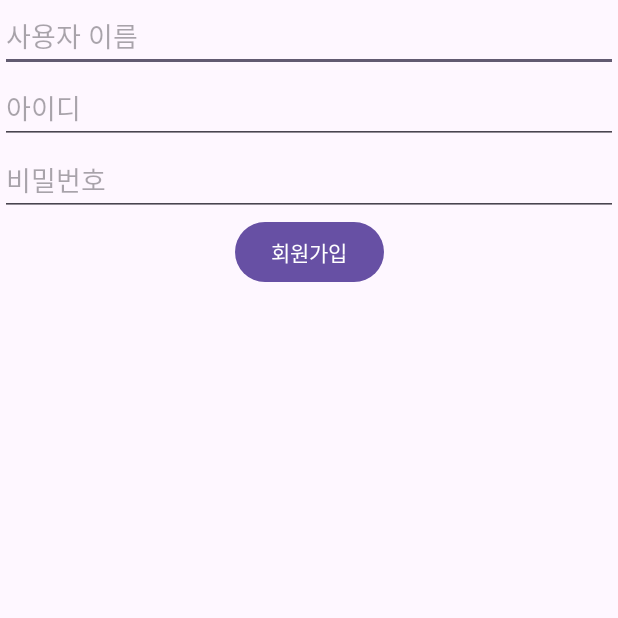
After one commit to 99apollo/capdi2024_ver1, an Android app: the SignUpActivity screen opened directly, with no data from a screen before it, on a phone screen of 412 x 824 dp, the top half of it. The commit adds this screen. Run offline under Robolectric (Android 15) with nearby library versions, the phone set to English and light mode, and no system bars; our stand-ins replace Firebase (no records; nobody signed in at launch, a user with empty details on screens opened directly).

Commit message:
회원가입 윤승이가 함

```diff
--- a/app/src/main/AndroidManifest.xml
+++ b/app/src/main/AndroidManifest.xml
@@ -33,6 +33,10 @@
                 <category android:name="android.intent.category.LAUNCHER" />
             </intent-filter>
         </activity>
+        <activity
+            android:name=".SignUpActivity"
+            android:exported="true">
+        </activity>
     </application>
 
 </manifest>
--- /dev/null
+++ b/app/src/main/java/com/example/capdi2024_ver1/SignUpActivity.java
@@ -0,0 +1,54 @@
+package com.example.capdi2024_ver1;
+
+import androidx.appcompat.app.AppCompatActivity;
+
+import android.os.Bundle;
+import android.view.View;
+import android.widget.Button;
+import android.widget.EditText;
+import android.widget.Toast;
+
+import com.google.firebase.database.DatabaseReference;
+import com.google.firebase.database.FirebaseDatabase;
+
+public class SignUpActivity extends AppCompatActivity {
+    private EditText editTextUsername, editTextEmail, editTextPassword;
+    private Button buttonSignUp;
+    private DatabaseReference databaseReference;
+
+    @Override
+    protected void onCreate(Bundle savedInstanceState) {
+        super.onCreate(savedInstanceState);
+        setContentView(R.layout.activity_signup);
+
+        editTextUsername = findViewById(R.id.editTextUsername);
+        editTextEmail = findViewById(R.id.editTextId);
+        editTextPassword = findViewById(R.id.editTextPassword);
+        buttonSignUp = findViewById(R.id.buttonSignUp);
+
+        // Firebase 데이터베이스 레퍼런스 가져오기
+        databaseReference = FirebaseDatabase.getInstance().getReference("users");
+
+        buttonSignUp.setOnClickListener(new View.OnClickListener() {
+            @Override
+            public void onClick(View v) {
+                signUpUser();
+            }
+        });
+    }
+
+    private void signUpUser() {
+        String username = editTextUsername.getText().toString().trim();
+        String email = editTextEmail.getText().toString().trim();
+        String password = editTextPassword.getText().toString().trim();
+
+        // Firebase 데이터베이스에 사용자 정보 저장
+        String userId = databaseReference.push().getKey();
+        User user = new User(userId, username, email, password);
+
+        databaseReference.child(userId).setValue(user);
+
+        Toast.makeText(this, "회원가입 성공", Toast.LENGTH_SHORT).show();
+        finish();
+    }
+}
--- /dev/null
+++ b/app/src/main/res/layout/activity_signup.xml
@@ -0,0 +1,45 @@
+<?xml version="1.0" encoding="utf-8"?>
+<androidx.constraintlayout.widget.ConstraintLayout xmlns:android="http://schemas.android.com/apk/res/android"
+    xmlns:app="http://schemas.android.com/apk/res-auto"
+    android:layout_width="match_parent"
+    android:layout_height="match_parent">
+
+    <EditText
+        android:id="@+id/editTextUsername"
+        android:layout_width="0dp"
+        android:layout_height="wrap_content"
+        android:hint="사용자 이름"
+        app:layout_constraintEnd_toEndOf="parent"
+        app:layout_constraintStart_toStartOf="parent"
+        app:layout_constraintTop_toTopOf="parent" />
+
+    <EditText
+        android:id="@+id/editTextId"
+        android:layout_width="0dp"
+        android:layout_height="wrap_content"
+        android:hint="아이디"
+        android:inputType="textEmailAddress"
+        app:layout_constraintEnd_toEndOf="parent"
+        app:layout_constraintStart_toStartOf="parent"
+        app:layout_constraintTop_toBottomOf="@id/editTextUsername" />
+
+    <EditText
+        android:id="@+id/editTextPassword"
+        android:layout_width="0dp"
+        android:layout_height="wrap_content"
+        android:hint="비밀번호"
+        android:inputType="textPassword"
+        app:layout_constraintEnd_toEndOf="parent"
+        app:layout_constraintStart_toStartOf="parent"
+        app:layout_constraintTop_toBottomOf="@id/editTextId" />
+
+    <Button
+        android:id="@+id/buttonSignUp"
+        android:layout_width="wrap_content"
+        android:layout_height="wrap_content"
+        android:text="회원가입"
+        app:layout_constraintEnd_toEndOf="parent"
+        app:layout_constraintStart_toStartOf="parent"
+        app:layout_constraintTop_toBottomOf="@id/editTextPassword" />
+
+</androidx.constraintlayout.widget.ConstraintLayout>
```
Also changed, not shown: app/src/main/java/com/example/capdi2024_ver1/MainActivity.java (+10 -0 lines), app/src/main/java/com/example/capdi2024_ver1/User.java (added, +35 -0 lines).
